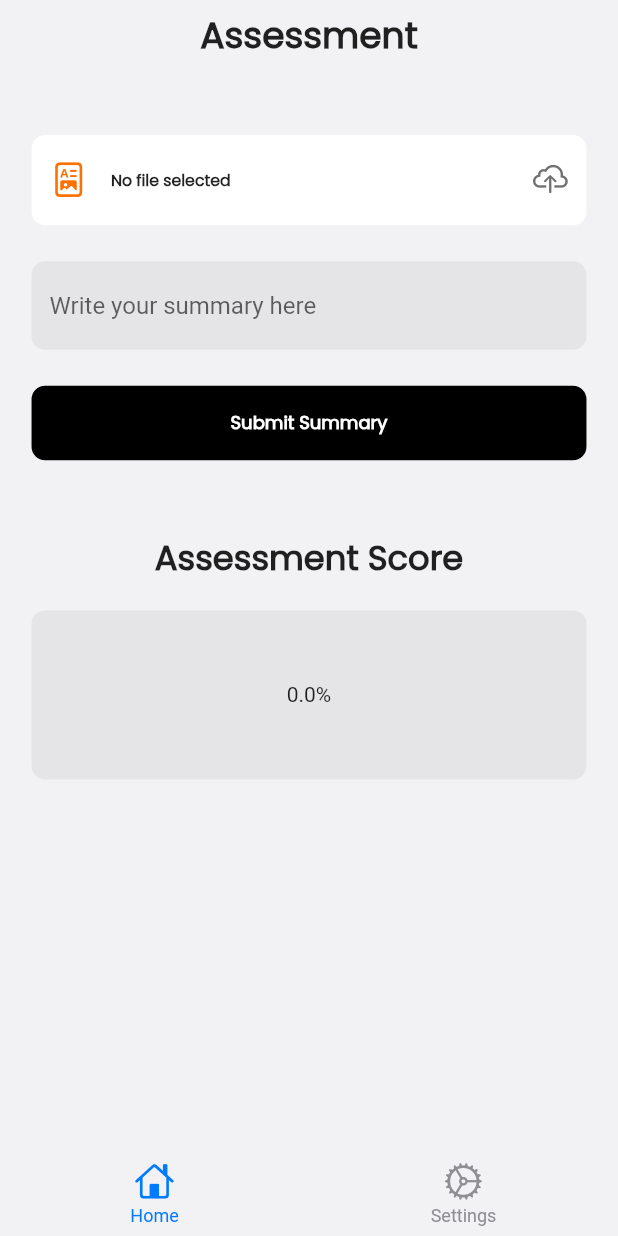
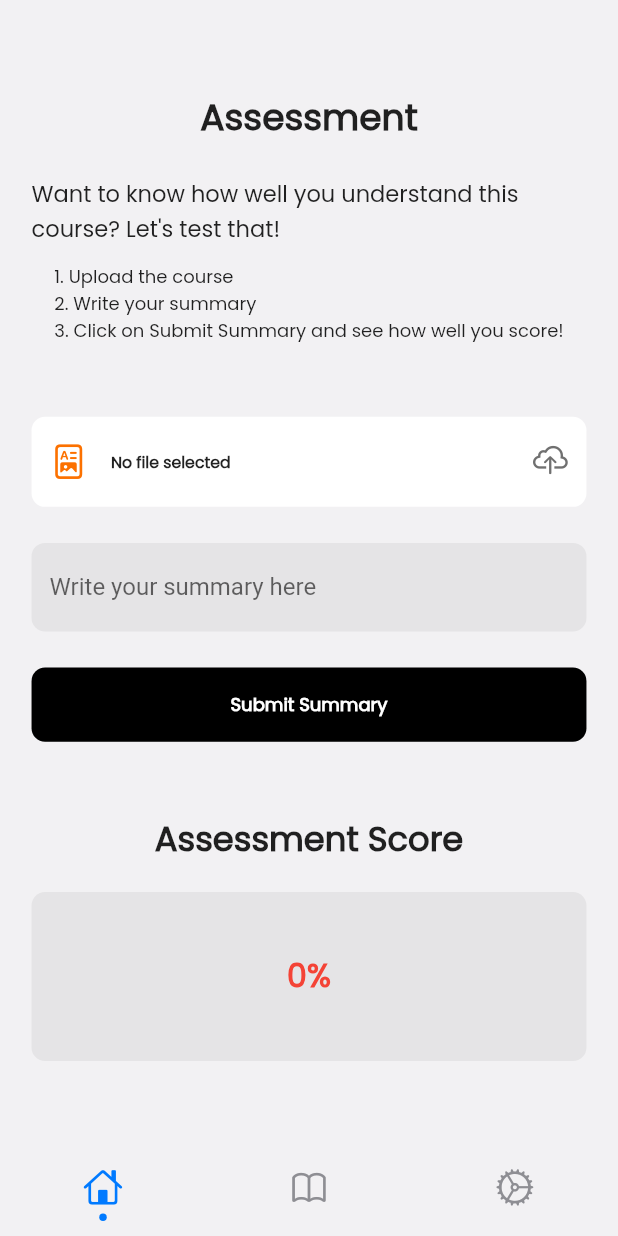
Before and after one commit to Leo-Chan01/student_assess, a Flutter app: the screen it shows after launch, on a phone screen of 412 x 824 dp. Run offline on Flutter 3.47's test engine with Material 3 defaults, Android fonts, the phone set to English and light mode, and no system bars; drawn by our look-alikes of persistent_bottom_nav_bar; our stand-ins replace dio, file_picker, flutter_screenutil, flutter_svg, go_router, modal_bottom_sheet; missing offline and left inert: flutter_pdf_text, similarity, wechat_assets_picker.

Commit message:
add CGPA routes and tab fix modify assessment page

```diff
--- a/lib/services/api_service.dart
+++ b/lib/services/api_service.dart
@@ -35,7 +35,7 @@ class ApiService {
       return null;
     } else {
       log("Comparison successful");
-      return jsonDecode(response.data);
+      return response.data as Map<String, dynamic>;
     }
   }
 }
--- a/lib/view_model/providers/file_picker_provider.dart
+++ b/lib/view_model/providers/file_picker_provider.dart
@@ -100,21 +100,28 @@ class FilePickerProvider extends ChangeNotifier {
   void calculateSimilarityFromAPI() async {
     ApiService apiService = ApiService();
     _isLoading = true;
-
+    _feedbackText = "Calculating similarity";
     notifyListeners();
     try {
       log("Trying request");
       Map<String, dynamic>? responsedata = await apiService
           .postData('compare', {"pdfText": _pdfText, "userInput": _userInput});
-
+      log("Request result is $responsedata");
+      notifyListeners();
       if (responsedata != null) {
         _isLoading = false;
+        _feedbackText = "Submit Summary";
         _similarityScore = responsedata["similarityScore"];
+        notifyListeners();
       } else {
         _isLoading = false;
+        _feedbackText = "Submit Summary";
         _similarityScore = 0.00;
+        notifyListeners();
       }
     } catch (e) {
+      _feedbackText = "Submit Summary";
+      notifyListeners();
       log("Error occured => $e");
     }
   }
--- a/lib/view_model/utils/config/routes.dart
+++ b/lib/view_model/utils/config/routes.dart
@@ -1,4 +1,7 @@
 import 'package:go_router/go_router.dart';
+import 'package:student_assess/views/cgpa_calculate_screen.dart';
+import 'package:student_assess/views/cgpa_mainscreen.dart';
+import 'package:student_assess/views/cgpa_register_screen.dart';
 import 'package:student_assess/views/mainscreen.dart';
 import 'package:student_assess/views/splash_screen.dart';
 import 'package:student_assess/views/student_assess_page.dart';
@@ -9,6 +12,9 @@ class AppRoutes {
   static String homeRoute = '/home';
   static String studentAssessRoute = '/student-assess';
   static String studentProfileRoute = '/student-profile';
+  static String cgpaMainRoute = '/cgpa-main';
+  static String cgpaRegisterCoursesRoute = '/cgpa-register-course';
+  static String cgpaCalculateCgpaRoute = '/cgpa-calculate';
 
   static final GoRouter router = GoRouter(
     routes: [
@@ -28,6 +34,15 @@ class AppRoutes {
         path: AppRoutes.studentProfileRoute,
         builder: (context, state) => const StudentProfilePage(),
       ),
+      GoRoute(
+          path: AppRoutes.cgpaMainRoute,
+          builder: (context, state) => const CgpaMainscreen()),
+      GoRoute(
+          path: AppRoutes.cgpaRegisterCoursesRoute,
+          builder: (context, state) => const CgpaRegisterScreen()),
+      GoRoute(
+          path: AppRoutes.cgpaCalculateCgpaRoute,
+          builder: (context, state) => const CgpaCalculateScreen()),
     ],
   );
 }
--- a/lib/views/mainscreen.dart
+++ b/lib/views/mainscreen.dart
@@ -1,8 +1,10 @@
 import 'package:flutter/cupertino.dart';
 import 'package:flutter/material.dart';
+import 'package:flutter_screenutil/flutter_screenutil.dart';
 import 'package:persistent_bottom_nav_bar/persistent_bottom_nav_bar.dart';
 import 'package:student_assess/view_model/utils/config/routes.dart';
 import 'package:student_assess/view_model/utils/config/theme.dart';
+import 'package:student_assess/views/cgpa_mainscreen.dart';
 import 'package:student_assess/views/student_assess_page.dart';
 import 'package:student_assess/views/student_profile_page.dart';
 
@@ -23,7 +25,7 @@ class Mainscreen extends StatelessWidget {
       resizeToAvoidBottomInset: true, stateManagement: true,
       hideNavigationBarWhenKeyboardAppears: true,
       popBehaviorOnSelectedNavBarItemPress: PopBehavior.all,
-      padding: const EdgeInsets.only(top: 8),
+      padding: EdgeInsets.only(top: 8.sp, bottom: 8.sp),
       backgroundColor: AppTheme.instance.lightTheme.scaffoldBackgroundColor,
       isVisible: true,
       animationSettings: const NavBarAnimationSettings(
@@ -34,18 +36,22 @@ class Mainscreen extends StatelessWidget {
         screenTransitionAnimation: ScreenTransitionAnimationSettings(
           animateTabTransition: true,
           duration: Duration(milliseconds: 200),
-          screenTransitionAnimationType: ScreenTransitionAnimationType.fadeIn,
+          screenTransitionAnimationType: ScreenTransitionAnimationType.slide,
         ),
       ),
       confineToSafeArea: true,
       navBarHeight: kBottomNavigationBarHeight,
       navBarStyle:
-          NavBarStyle.simple, // Choose the nav bar style with this property
+          NavBarStyle.style12, // Choose the nav bar style with this property
     );
   }
 
   List<Widget> _buildScreens() {
-    return [const StudentAssessPage(), const StudentProfilePage()];
+    return [
+      const StudentAssessPage(),
+      const CgpaMainscreen(),
+      const StudentProfilePage()
+    ];
   }
 
   List<PersistentBottomNavBarItem> _navBarsItems() {
@@ -61,6 +67,23 @@ class Mainscreen extends StatelessWidget {
           routes: {
             AppRoutes.studentAssessRoute: (final context) =>
                 const StudentAssessPage(),
+            AppRoutes.studentProfileRoute: (final context) =>
+                const StudentProfilePage(),
+          },
+        ),
+      ),
+      PersistentBottomNavBarItem(
+        icon: const Icon(CupertinoIcons.book),
+        title: ("CGPA"),
+        activeColorPrimary: CupertinoColors.activeBlue,
+        inactiveColorPrimary: CupertinoColors.systemGrey,
+        scrollController: ScrollController(),
+        routeAndNavigatorSettings: RouteAndNavigatorSettings(
+          initialRoute: AppRoutes.homeRoute,
+          routes: {
+            AppRoutes.studentAssessRoute: (final context) =>
+                const StudentAssessPage(),
+            AppRoutes.cgpaMainRoute: (final context) => const CgpaMainscreen(),
             AppRoutes.studentProfileRoute: (final context) =>
                 const StudentProfilePage(),
           },
--- a/lib/views/student_assess_page.dart
+++ b/lib/views/student_assess_page.dart
@@ -22,12 +22,23 @@ class StudentAssessPage extends StatelessWidget {
       child: Center(
           child: Padding(
         padding: EdgeInsets.symmetric(vertical: 8.sp, horizontal: 28.sp),
+        child: SingleChildScrollView(
           child: Column(
             mainAxisAlignment: MainAxisAlignment.start,
             children: [
               Text(
                 "Assessment",
                 style: 32.w700,
+              ),
+              SizedBox(height: 28.h),
+              Text(
+                "Want to know how well you understand this course? Let's test that!",
+                style: 20.w400,
+              ),
+              SizedBox(height: 16.h),
+              Text(
+                "1. Upload the course \n2. Write your summary\n3. Click on Submit Summary and see how well you score!",
+                style: 16.w400,
               ),
               SizedBox(height: 64.h),
               Container(
@@ -158,7 +169,8 @@ class StudentAssessPage extends StatelessWidget {
                 ),
               ),
               SizedBox(height: 64.h),
-            Text("Assessment Score", textAlign: TextAlign.left, style: 30.w600),
+              Text("Assessment Score",
+                  textAlign: TextAlign.left, style: 30.w600),
               SizedBox(height: 24.h),
               Container(
                 height: 150.h,
@@ -167,10 +179,19 @@ class StudentAssessPage extends StatelessWidget {
                     color: AppColor.grey.withOpacity(0.1),
                     borderRadius: BorderRadius.circular(12.sp)),
                 child: Center(
-                  child:
-                      Text("${fileProvider.similarityScore.roundToDouble()}%")),
+                    child: Text(
+                  "${fileProvider.similarityScore.round()}%",
+                  style: 28.w600.copyWith(
+                      color: (fileProvider.similarityScore < 40)
+                          ? Colors.red
+                          : (fileProvider.similarityScore > 40 &&
+                                  fileProvider.similarityScore < 70)
+                              ? AppColor.orange
+                              : AppColor.blue),
+                )),
               )
             ],
+          ),
         ),
       )),
     ));
```
Also changed, not shown: lib/views/cgpa_calculate_screen.dart (added, +10 -0 lines), lib/views/cgpa_mainscreen.dart (added, +19 -0 lines), lib/views/cgpa_register_screen.dart (added, +10 -0 lines). Lines whose indentation alone changed are shown as unchanged.
